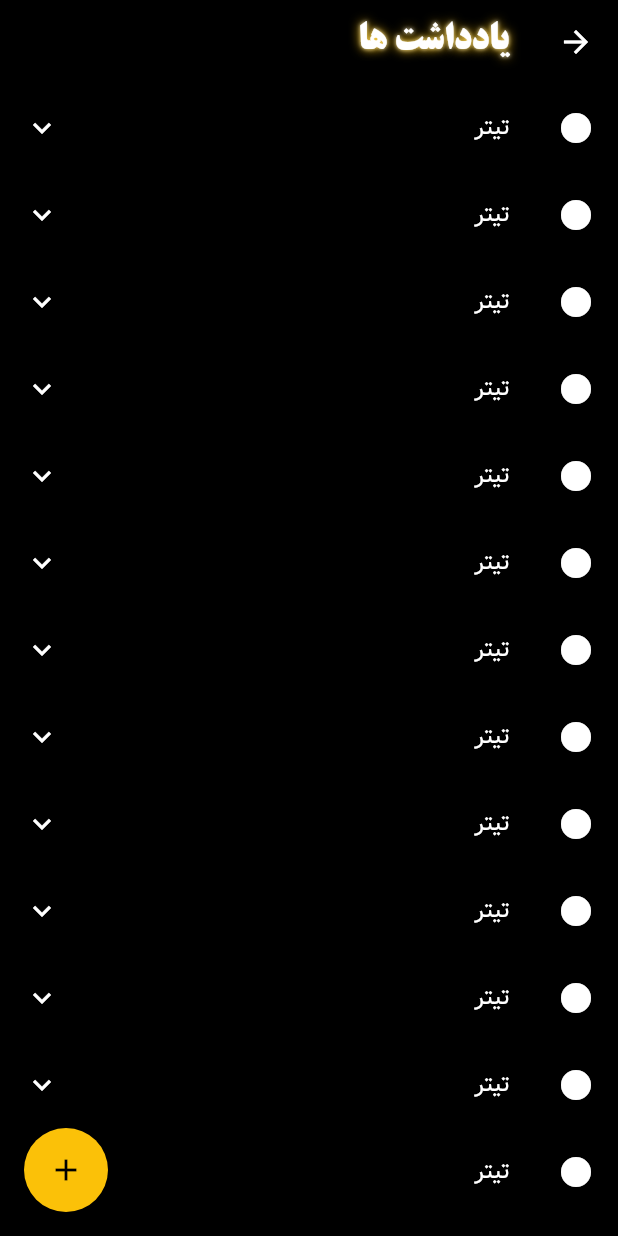
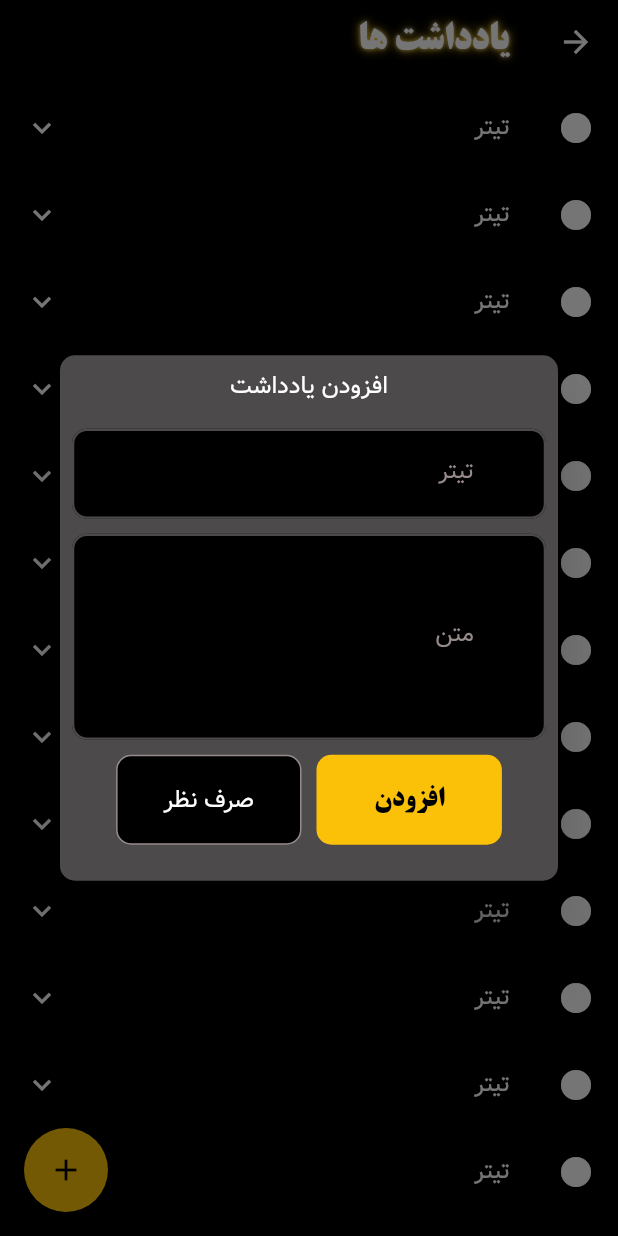
Before and after one commit to pooriasharifi/app, a Flutter app: the NotePage screen opened directly, after a tap on the "add" icon, on a phone screen of 412 x 824 dp. Run offline on Flutter 3.47's test engine with Material 2 defaults, Android fonts, the phone set to English and light mode, and no system bars; our stand-ins replace avatar_glow, flutter_slidable, flutter_spinkit, get, salomon_bottom_bar.

Commit message:
dialog note ,snackbar

```diff
--- a/lib/Screans/controllers/menu.dart
+++ b/lib/Screans/controllers/menu.dart
@@ -2,7 +2,7 @@ import 'package:app/Screans/views/addPerson.dart';
 import 'package:app/Screans/views/home.dart';
 import 'package:app/Screans/views/myDocument.dart';
 import 'package:app/Screans/views/note.dart';
-import 'package:app/Screans/views/profile.dart';
+import 'package:app/Screans/views/profile/profile.dart';
 import 'package:app/modules/constans.dart';
 import 'package:flutter/material.dart';
 import 'package:get/get.dart';
--- a/lib/Screans/views/Login.dart
+++ b/lib/Screans/views/Login.dart
@@ -41,6 +41,7 @@ class LoginPage extends StatelessWidget {
           Form(
               child: TxtFeild(
             labelText: 'رمز عبور',
+            maxLines: 1,
             obscureText: true,
             suffixIcon: Icons.remove_red_eye,
             prefixIcon: Icons.lock_outline,
--- a/lib/Screans/views/myDocument.dart
+++ b/lib/Screans/views/myDocument.dart
@@ -24,6 +24,7 @@ class MyDocumentPage extends StatelessWidget {
 
         ),
         floatingActionButton: FloatingActionButton(
+          splashColor: white,
           backgroundColor: bl,
           onPressed: (){
             Get.bottomSheet(
--- a/lib/Screans/views/note.dart
+++ b/lib/Screans/views/note.dart
@@ -1,5 +1,8 @@
+import 'package:app/modules/button.dart';
 import 'package:app/modules/constans.dart';
+import 'package:app/modules/textfeilds.dart';
 import 'package:flutter/material.dart';
+import 'package:flutter/services.dart';
 import 'package:get/get.dart';
 
 class NotePage extends StatelessWidget {
@@ -62,11 +65,99 @@ class NotePage extends StatelessWidget {
           elevation: 20,
           backgroundColor: bl,
           splashColor: white,
-          onPressed: () {},
+          onPressed: () {
+            Get.defaultDialog(
+              title: 'افزودن یادداشت',
+              titleStyle: Get.textTheme.headline2,
+              backgroundColor: borderTextFeild,
+              barrierDismissible: false,
+
+              radius: 10,
+              content: Column(
+                children: [
+                TxtFeild(
+                          labelText: 'تیتر',
+                          obscureText: false,
+                  textInputAction: TextInputAction.next,
+
+                        ),
+                        SizedBox(height: 10,),
+              TxtFeild(
+                customHeightSize: true,
+                he: Get.height/6,
+                maxLines: 5,
+                labelText: 'متن',
+                obscureText: false,
+                textInputAction: TextInputAction.newline,
+              ),
+                  SizedBox(height: 10,),
+                  Row(
+
+                    mainAxisAlignment: MainAxisAlignment.center,
+                    children: [
+                      GestureDetector(
+                        onTap: ()=>Get.back(),
+                        child: Btn(
+                          customWidth: true,
+                          customWidthtSize: Get.width*.3,
+                          hasBorder: true,
+                          title: 'صرف نظر',
+                        ),
+                      ),
+                      SizedBox(width: 10,),
+                      Btn(
+                        customWidth: true,
+                        customWidthtSize: Get.width*.3,
+                        hasBorder: false,
+                        title: 'افزودن',
+                      ),
+                    ],
+                  )
+                ],
+              )
+
+                // ClipRRect(
+                //   borderRadius: BorderRadius.vertical(top: Radius.circular(25)),
+                //   child: Container(
+                //
+                //     color: borderTextFeild,
+                //     height: 300,
+                //     width: Get.width,
+                //     child: Column(
+                //       children: [
+                //         Container(
+                //           margin: EdgeInsets.symmetric(vertical: 10),
+                //           width: 50,
+                //           height: 2,
+                //           color: white,
+                //         ),
+                //         TxtFeild(
+                //           labelText: 'تیتر',
+                //           obscureText: false,
+                //
+                //         ),
+                //         SizedBox(height: 10,)
+                //         ,
+                //         Wrap(
+                //           children: [
+                //             TxtFeild(
+                //               labelText: 'تیتر',
+                //               obscureText: false,
+                //
+                //             ),
+                //           ],
+                //         ),
+                //       ],
+                //     ),
+                //   ),
+                // )
+            );
+          },
           child: Icon(
             Icons.add,
             color: bg,
           ),
+
         ),
       ),
     );
--- a/lib/modules/button.dart
+++ b/lib/modules/button.dart
@@ -2,30 +2,45 @@ import 'package:app/modules/constans.dart';
 import 'package:flutter/material.dart';
 import 'package:get/get.dart';
 
-
-
 class Btn extends StatelessWidget {
-  const Btn({Key? key,this.alignmentText,this.customAlignmentText=false,this.hasBorder,this.title,this.customHeightSize,this.customHeight=false}) : super(key: key);
+  const Btn(
+      {Key? key,
+      this.alignmentText,
+      this.customAlignmentText = false,
+      this.hasBorder,
+      this.title,
+      this.customHeightSize,
+      this.customHeight = false,
+      this.customWidth=false,
+        this.customWidthtSize
+      })
+      : super(key: key);
   final hasBorder;
   final customAlignmentText;
   final alignmentText;
   final title;
   final customHeight;
+  final customWidth;
   final customHeightSize;
+  final customWidthtSize;
 
   @override
   Widget build(BuildContext context) {
     return Container(
-      height: customHeight ? customHeightSize:60,
-      width: Get.width-30 ,
+      height: customHeight ? customHeightSize : 60,
+      width: customWidth?customWidthtSize:Get.width - 30,
       decoration: BoxDecoration(
-        color: hasBorder?bg:bl,
-        borderRadius: BorderRadius.circular(10),
-        border: hasBorder ? Border.all(color: itemTextFeild):Border.fromBorderSide(BorderSide.none)
-      ),
+          color: hasBorder ? bg : bl,
+          borderRadius: BorderRadius.circular(10),
+          border: hasBorder
+              ? Border.all(color: itemTextFeild)
+              : Border.fromBorderSide(BorderSide.none)),
       child: Container(
-        alignment: customAlignmentText ? alignmentText:Alignment.center,
-        child: Text(title,style: hasBorder?Get.textTheme.headline2:Get.textTheme.button,),
+        alignment: customAlignmentText ? alignmentText : Alignment.center,
+        child: Text(
+          title,
+          style: hasBorder ? Get.textTheme.headline2 : Get.textTheme.button,
+        ),
       ),
     );
   }
--- a/lib/modules/constans.dart
+++ b/lib/modules/constans.dart
@@ -7,3 +7,4 @@ Color bg = Color(0xFF000000);
 Color borderTextFeild = Color(0xFF4C4A4A);
 Color itemTextFeild = Color(0xFF978A8A);
 Color white = Color(0xFFFFFFFF);
+Color bottomSheet = Color(0xFFA0852E);
--- a/lib/modules/textfeilds.dart
+++ b/lib/modules/textfeilds.dart
@@ -15,9 +15,14 @@ class TxtFeild extends StatelessWidget {
       this.suffixIcon,
       this.textInputAction,
       this.validator,
+        this.maxLines,
   this.wi,
   this.customWidthSize=false,
-  this.he})
+  this.he,
+        this.minLine,
+        this.customHeightSize=false
+
+      })
       : super(key: key);
   final keyboadtype;
   final textInputAction;
@@ -30,17 +35,22 @@ class TxtFeild extends StatelessWidget {
   final prefixIcon;
   final suffixIcon;
   final customWidthSize;
+  final customHeightSize;
   final he;
   final wi;
+  final maxLines;
+  final minLine;
   @override
   Widget build(BuildContext context) {
     return Container(
-      height: 60,
+      height: customHeightSize?he:60,
       width: customWidthSize? wi:Get.width - 30,
       child: Directionality(
         textDirection: TextDirection.rtl,
         child: TextFormField(
+          cursorColor: bl,
           autofocus: false,
+          maxLines: maxLines,
           keyboardType: keyboadtype,
           textInputAction: textInputAction,
           onSaved: onSaved,
--- a/pubspec.yaml
+++ b/pubspec.yaml
@@ -35,10 +35,7 @@ dependencies:
   # Use with the CupertinoIcons class for iOS style icons.
   cupertino_icons: ^1.0.2
   http: ^0.13.4
-  shared_preferences: ^2.0.13
-  flutter_secure_storage: ^5.0.2
   flutter_spinkit: ^5.1.0
-  file_picker: ^4.4.0
   salomon_bottom_bar: ^3.2.0
   flutter_downloader: ^1.7.2
   internet_connection_checker: ^0.0.1+3
```
Also changed, not shown: lib/Screans/views/home.dart (+34 -2 lines), lib/Screans/views/profile/profile.dart (renamed from lib/Screans/views/profile.dart, +13 -4 lines), lib/main.dart (+13 -2 lines), lib/Screans/views/profile/editeProfile.dart (added), lib/Screans/views/profile/messages.dart (renamed from lib/Screans/views/messages.dart), pubspec.lock, 2 other files.
